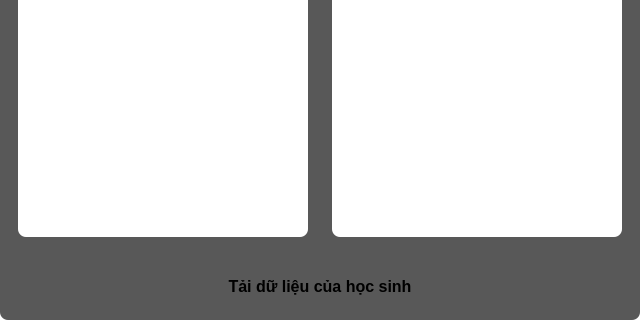
This is UI_Files/Room.ui in hoangm960/Astraea as Qt 5 draws it before an edit; both pictures show x 0 to 640 and y 280 to 600 of the 640 by 600 pixel window. The edited form follows.
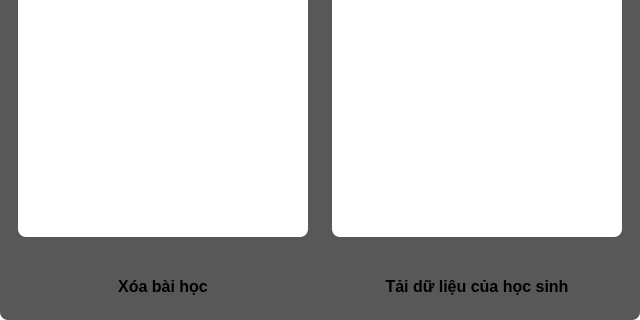
This is the edited form.

```diff
--- a/UI_Files/Room.ui
+++ b/UI_Files/Room.ui
@@ -520,6 +520,52 @@
          </property>
         </widget>
        </item>
+       <item row="0" column="0">
+        <widget class="QPushButton" name="del_lesson_btn">
+         <property name="minimumSize">
+          <size>
+           <width>130</width>
+           <height>30</height>
+          </size>
+         </property>
+         <property name="maximumSize">
+          <size>
+           <width>16777215</width>
+           <height>16777215</height>
+          </size>
+         </property>
+         <property name="font">
+          <font>
+           <pointsize>12</pointsize>
+           <weight>75</weight>
+           <bold>true</bold>
+          </font>
+         </property>
+         <property name="styleSheet">
+          <string notr="true">QPushButton {
+	background-color: rgb(255, 255, 255);
+	border-radius: 10px;
+	color: rgb(0,0,0);
+}
+
+QPushButton:hover {
+	color: rgb(255, 255, 255);
+	background-color: rgba(0, 0, 0, 150);
+}
+
+QPushButton:pressed {
+	color: rgb(255, 255, 255);
+	background-color: rgb(0, 0, 0);
+}r</string>
+         </property>
+         <property name="locale">
+          <locale language="Vietnamese" country="Vietnam"/>
+         </property>
+         <property name="text">
+          <string>Xóa bài học</string>
+         </property>
+        </widget>
+       </item>
       </layout>
      </widget>
     </item>
```
